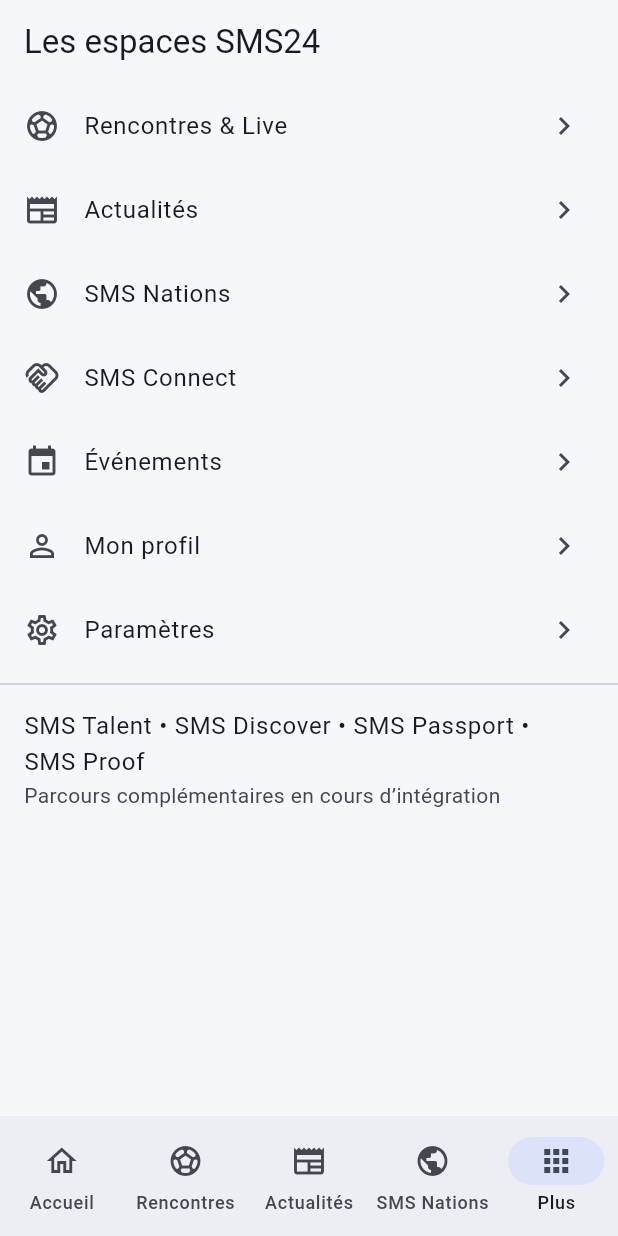
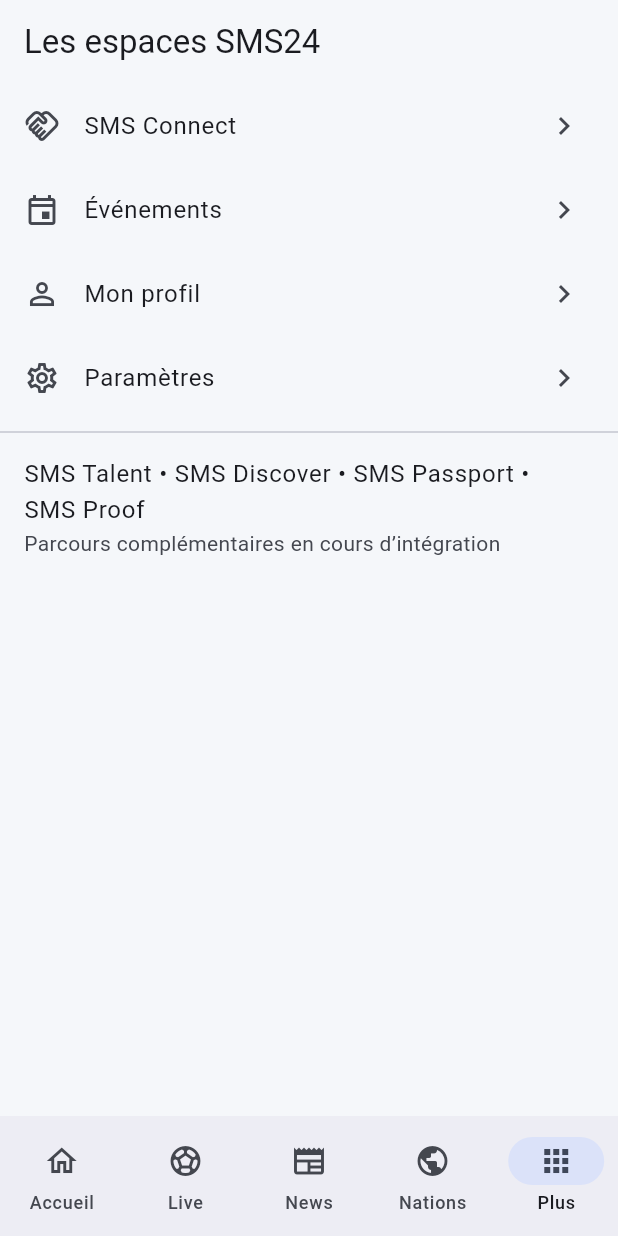
Before and after one commit to Deltamerveillle/yelisport, a Flutter app: the screen it shows once a user with an empty profile is signed in, item 5 of the bottom bar chosen, on a phone screen of 412 x 824 dp. Run offline on Flutter 3.47's test engine with Material 3 defaults, Android fonts, the phone set to English and light mode, and no system bars; our stand-ins replace dio, flutter_riverpod, go_router, image_picker, supabase_flutter; accounts and stored records are empty; network calls fail.

Commit message:
feat(sms24): keep all core areas navigable without browser back

```diff
--- a/apps/mobile/lib/features/home/presentation/app_shell.dart
+++ b/apps/mobile/lib/features/home/presentation/app_shell.dart
@@ -8,7 +8,8 @@
 import 'package:yelisport/features/profile/presentation/profile_screen.dart';
 import 'package:yelisport/features/settings/presentation/settings_screen.dart';
 
-/// Persistent destination navigation on desktop and on small screens.
+/// Persistent destination navigation on desktop and smaller screens.
+/// Core destinations are switched in-place, never pushed on a back stack.
 class AppShell extends StatefulWidget {
   const AppShell({super.key});
 
@@ -19,69 +20,73 @@
 class _AppShellState extends State<AppShell> {
   int _tab = 0;
 
-  static const _labels = [
-    'Accueil', 'Rencontres', 'Actualités', 'SMS Nations', 'Plus',
+  static const _names = <String>[
+    'Accueil', 'Rencontres', 'Actualités', 'SMS Nations',
+    'SMS Connect', 'Événements', 'Mon profil', 'Paramètres',
   ];
 
-  static const _icons = [
-    Icons.home_outlined,
-    Icons.sports_soccer,
-    Icons.newspaper_outlined,
-    Icons.public,
-    Icons.apps_outlined,
+  static const _icons = <IconData>[
+    Icons.home_outlined, Icons.sports_soccer, Icons.newspaper_outlined,
+    Icons.public, Icons.handshake_outlined, Icons.event_outlined,
+    Icons.person_outline, Icons.settings_outlined,
   ];
+
+  void _select(int index) => setState(() => _tab = index);
 
   @override
   Widget build(BuildContext context) {
-    final wide = MediaQuery.sizeOf(context).width >= 840;
-    final pages = <Widget>[
-      HomeScreen(onNavigate: (index) => setState(() => _tab = index)),
+    final width = MediaQuery.sizeOf(context).width;
+    final wide = width >= 840;
+    final tabs = <Widget>[
+      HomeScreen(onNavigate: _select),
       const FixturesScreen(),
       const NewsScreen(),
       const SmsNationsScreen(),
-      _MoreScreen(goTo: (index) => setState(() => _tab = index)),
+      const MyOpportunitiesScreen(),
+      const EventsScreen(),
+      const ProfileScreen(),
+      const SettingsScreen(),
+      _MoreScreen(onSelect: _select),
     ];
+
     return Scaffold(
       body: Row(children: [
         if (wide) ...[
           NavigationRail(
-            selectedIndex: _tab,
-            onDestinationSelected: (value) => setState(() => _tab = value),
-            extended: MediaQuery.sizeOf(context).width >= 1120,
-            labelType: MediaQuery.sizeOf(context).width >= 1120
+            selectedIndex: _tab == 8 ? 0 : _tab,
+            onDestinationSelected: _select,
+            extended: width >= 1120,
+            labelType: width >= 1120
                 ? NavigationRailLabelType.none
                 : NavigationRailLabelType.all,
             leading: const Padding(
               padding: EdgeInsets.symmetric(vertical: 12),
-              child: Tooltip(message: 'Succès Mondial Sports',
-                child: Icon(Icons.emoji_events_outlined)),
+              child: Tooltip(
+                message: 'Succès Mondial Sports',
+                child: Icon(Icons.emoji_events_outlined),
+              ),
             ),
             destinations: [
-              for (var i = 0; i < _labels.length; i++)
+              for (var i = 0; i < _names.length; i++)
                 NavigationRailDestination(
                   icon: Icon(_icons[i]),
-                  label: Text(_labels[i]),
+                  label: Text(_names[i]),
                 ),
             ],
           ),
           const VerticalDivider(width: 1),
         ],
-        Expanded(
-          child: IndexedStack(
-            index: _tab,
-            children: pages,
-          ),
-        ),
+        Expanded(child: IndexedStack(index: _tab, children: tabs)),
       ]),
       bottomNavigationBar: wide ? null : NavigationBar(
-        selectedIndex: _tab,
-        onDestinationSelected: (value) => setState(() => _tab = value),
-        destinations: [
-          for (var i = 0; i < _labels.length; i++)
-            NavigationDestination(
-              icon: Icon(_icons[i]),
-              label: _labels[i],
-            ),
+        selectedIndex: _tab < 4 ? _tab : 4,
+        onDestinationSelected: (value) => _select(value == 4 ? 8 : value),
+        destinations: const [
+          NavigationDestination(icon: Icon(Icons.home_outlined), label: 'Accueil'),
+          NavigationDestination(icon: Icon(Icons.sports_soccer), label: 'Live'),
+          NavigationDestination(icon: Icon(Icons.newspaper_outlined), label: 'News'),
+          NavigationDestination(icon: Icon(Icons.public), label: 'Nations'),
+          NavigationDestination(icon: Icon(Icons.apps_outlined), label: 'Plus'),
         ],
       ),
     );
@@ -89,33 +94,21 @@
 }
 
 class _MoreScreen extends StatelessWidget {
-  const _MoreScreen({required this.goTo});
-  final ValueChanged<int> goTo;
+  const _MoreScreen({required this.onSelect});
+
+  final ValueChanged<int> onSelect;
 
   @override
   Widget build(BuildContext context) {
-    final entries = [
-      ('Rencontres & Live', Icons.sports_soccer, () => goTo(1)),
-      ('Actualités', Icons.newspaper, () => goTo(2)),
-      ('SMS Nations', Icons.public, () => goTo(3)),
-      ('SMS Connect', Icons.handshake_outlined,
-          () => _open(context, const MyOpportunitiesScreen())),
-      ('Événements', Icons.event,
-          () => _open(context, const EventsScreen())),
-      ('Mon profil', Icons.person_outline,
-          () => _open(context, const ProfileScreen())),
-      ('Paramètres', Icons.settings_outlined,
-          () => _open(context, const SettingsScreen())),
-    ];
     return Scaffold(
       appBar: AppBar(title: const Text('Les espaces SMS24')),
       body: ListView(children: [
-        for (final item in entries)
+        for (var i = 4; i < _AppShellState._names.length; i++)
           ListTile(
-            leading: Icon(item.$2),
-            title: Text(item.$1),
+            leading: Icon(_AppShellState._icons[i]),
+            title: Text(_AppShellState._names[i]),
             trailing: const Icon(Icons.chevron_right),
-            onTap: item.$3,
+            onTap: () => onSelect(i),
           ),
         const Divider(),
         const ListTile(
@@ -125,8 +118,4 @@
       ]),
     );
   }
-
-  void _open(BuildContext context, Widget screen) {
-    Navigator.of(context).push(MaterialPageRoute<void>(builder: (_) => screen));
-  }
 }
```
